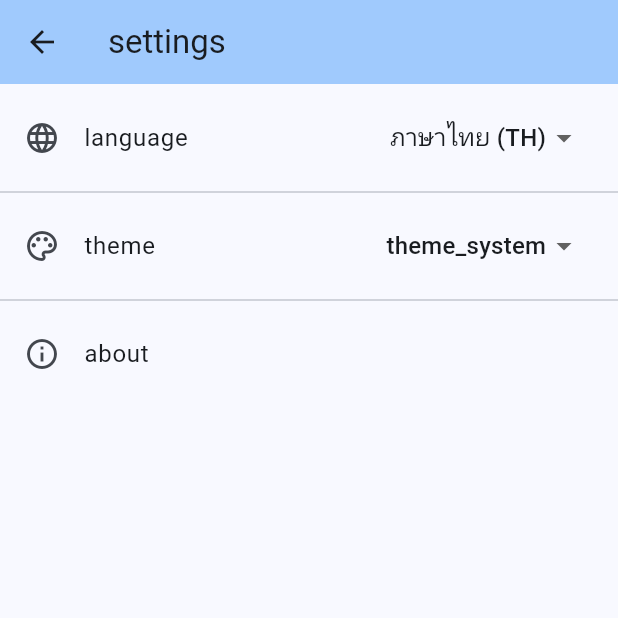
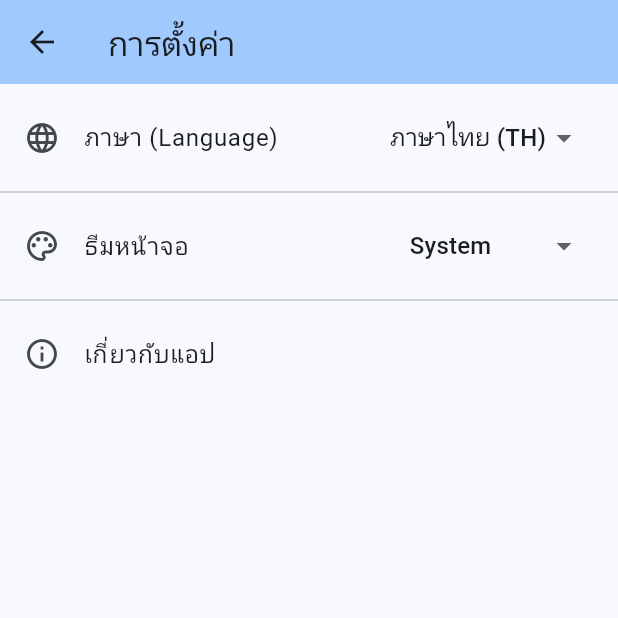
Before and after one commit to thanakorn-official/Expense-Tracker, a Flutter app: the screen it shows after launch, after a tap on the "settings" icon, on a phone screen of 412 x 824 dp, the top half of it. Run offline on Flutter 3.47's test engine with Material 3 defaults, Android fonts, the phone set to English and light mode, and no system bars; our stand-ins replace cloud_firestore, firebase_core, fl_chart; accounts and stored records are empty.

Commit message:
Fix about dialog text mapping for version and description keys

```diff
--- a/lib/screens/dashboard_screen.dart
+++ b/lib/screens/dashboard_screen.dart
@@ -510,13 +510,13 @@ class _DashboardScreenState extends State<DashboardScreen> {
                   String displayHeader = key;
                   if (_groupType == 'daily')
                     displayHeader =
-                        '${languageNotifier.value == 'th' ? 'ประจำวันที่' : 'Date:'} $key';
+                        '${languageNotifier.value == 'th' ? 'วันที่' : 'Date:'} $key';
                   else if (_groupType == 'monthly')
                     displayHeader =
-                        '${languageNotifier.value == 'th' ? 'ประจำเดือน' : 'Month:'} $key';
+                        '${languageNotifier.value == 'th' ? 'เดือน' : 'Month:'} $key';
                   else
                     displayHeader =
-                        '${languageNotifier.value == 'th' ? 'ประจำปี' : 'Year:'} $key';
+                        '${languageNotifier.value == 'th' ? 'ปี' : 'Year:'} $key';
 
                   listItems.add(displayHeader);
                   listItems.addAll(tempMap[key]!);
--- a/lib/screens/settings_screen.dart
+++ b/lib/screens/settings_screen.dart
@@ -50,13 +50,13 @@ class SettingsScreen extends StatelessWidget {
                         items: [
                           DropdownMenuItem(
                               value: ThemeMode.system,
-                              child: Text(T.get('theme_system'))),
+                              child: Text(T.get('System'))),
                           DropdownMenuItem(
                               value: ThemeMode.light,
-                              child: Text(T.get('theme_light'))),
+                              child: Text(T.get('Light Theme'))),
                           DropdownMenuItem(
                               value: ThemeMode.dark,
-                              child: Text(T.get('theme_dark'))),
+                              child: Text(T.get('Dark Theme'))),
                         ],
                         onChanged: (val) {
                           if (val != null) themeNotifier.value = val;
@@ -74,12 +74,11 @@ class SettingsScreen extends StatelessWidget {
                   showAboutDialog(
                     context: context,
                     applicationIcon: Image.asset(
-                      'assets/logo.png', // ดึงโลโก้แอปเดิมของคุณมาใช้
+                      'assets/logo.png',
                       width: 60,
                       height: 60,
-                      errorBuilder: (c, e, s) => const Icon(
-                          Icons.account_balance_wallet,
-                          size: 60), // กันพลาดเผื่อหาไฟล์ไม่เจอ
+                      errorBuilder: (c, e, s) =>
+                          const Icon(Icons.account_balance_wallet, size: 60),
                     ),
                     applicationName: T.get('appTitle'),
                     applicationVersion: T.get('app_version'),
--- a/lib/utils/l10n.dart
+++ b/lib/utils/l10n.dart
@@ -33,7 +33,6 @@ class T {
       'oldest': 'เก่าสุด',
       'highest': 'ยอดสูงสุด',
       'lowest': 'ยอดต่ำสุด',
-      // หมวดหมู่
       'อาหาร': 'อาหาร',
       'เดินทาง': 'เดินทาง',
       'ช้อปปิ้ง': 'ช้อปปิ้ง',
@@ -43,6 +42,17 @@ class T {
       'close': 'ปิด',
       'pickColor': 'เลือกสีที่ต้องการ:',
       'changeColor': 'เปลี่ยนสีหมวดหมู่',
+      // --- หมวดหมู่ Settings ---
+      'settings': 'การตั้งค่า',
+      'language': 'ภาษา (Language)',
+      'theme': 'ธีมหน้าจอ',
+      'theme_system': 'ตามระบบ (System)',
+      'theme_light': 'โหมดสว่าง (Light)',
+      'theme_dark': 'โหมดมืด (Dark)',
+      'about': 'เกี่ยวกับแอป',
+      'app_version': 'เวอร์ชัน 1.0.0',
+      'about_desc':
+          'แอปพลิเคชันจัดการการเงินส่วนบุคคล พัฒนาด้วย Flutter และ Firebase เพื่อให้คุณติดตามรายรับ-รายจ่ายได้อย่างมีประสิทธิภาพ',
     },
     'en': {
       'appTitle': 'Expense Tracker',
@@ -84,12 +94,22 @@ class T {
       'close': 'Close',
       'pickColor': 'Choose color:',
       'changeColor': 'Change color',
+      // --- Settings ---
+      'settings': 'Settings',
+      'language': 'Language',
+      'theme': 'App Theme',
+      'theme_system': 'System Default',
+      'theme_light': 'Light Mode',
+      'theme_dark': 'Dark Mode',
+      'about': 'About App',
+      'app_version': 'Version 1.0.0',
+      'about_desc':
+          'A personal finance management app built with Flutter and Firebase to help you track your income and expenses efficiently.',
     }
   };
 
-  // ฟังก์ชันสำหรับเรียกใช้คำแปล
   static String get(String key) {
     final lang = languageNotifier.value;
-    return _dict[lang]?[key] ?? key; // ถ้าหาคำแปลไม่เจอ ให้คืนค่า key กลับไป
+    return _dict[lang]?[key] ?? key;
   }
 }
```
